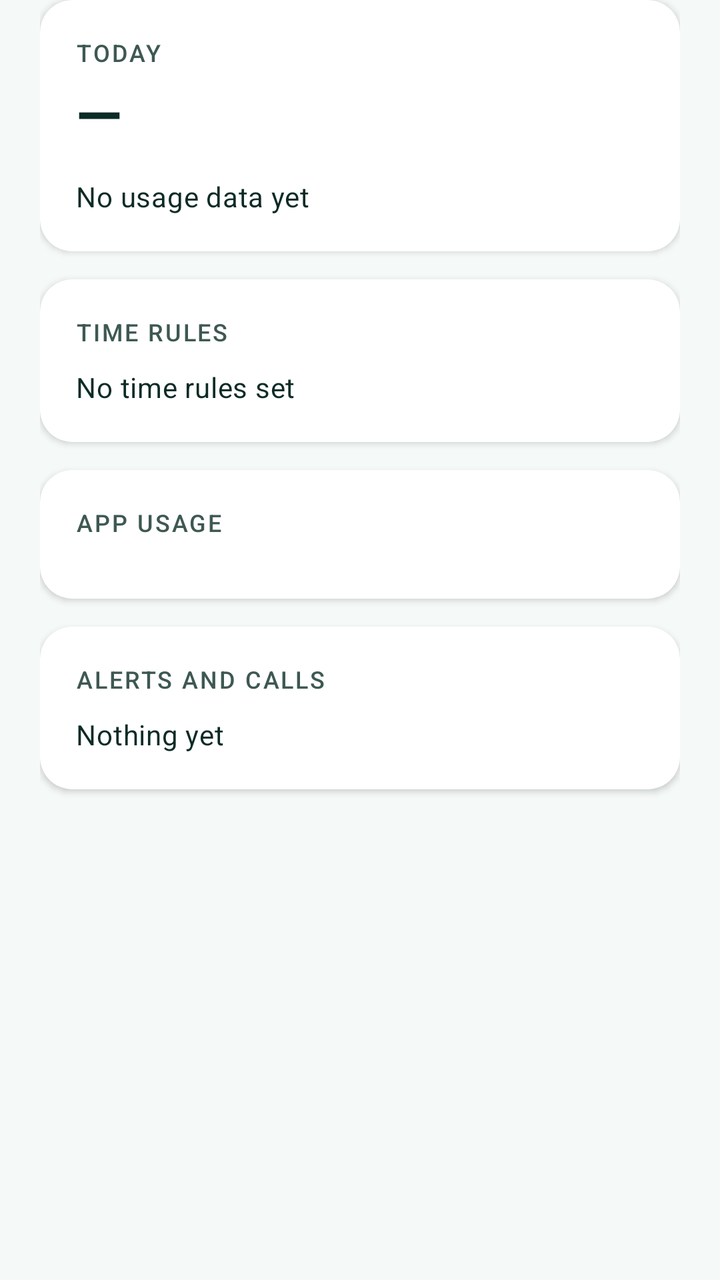
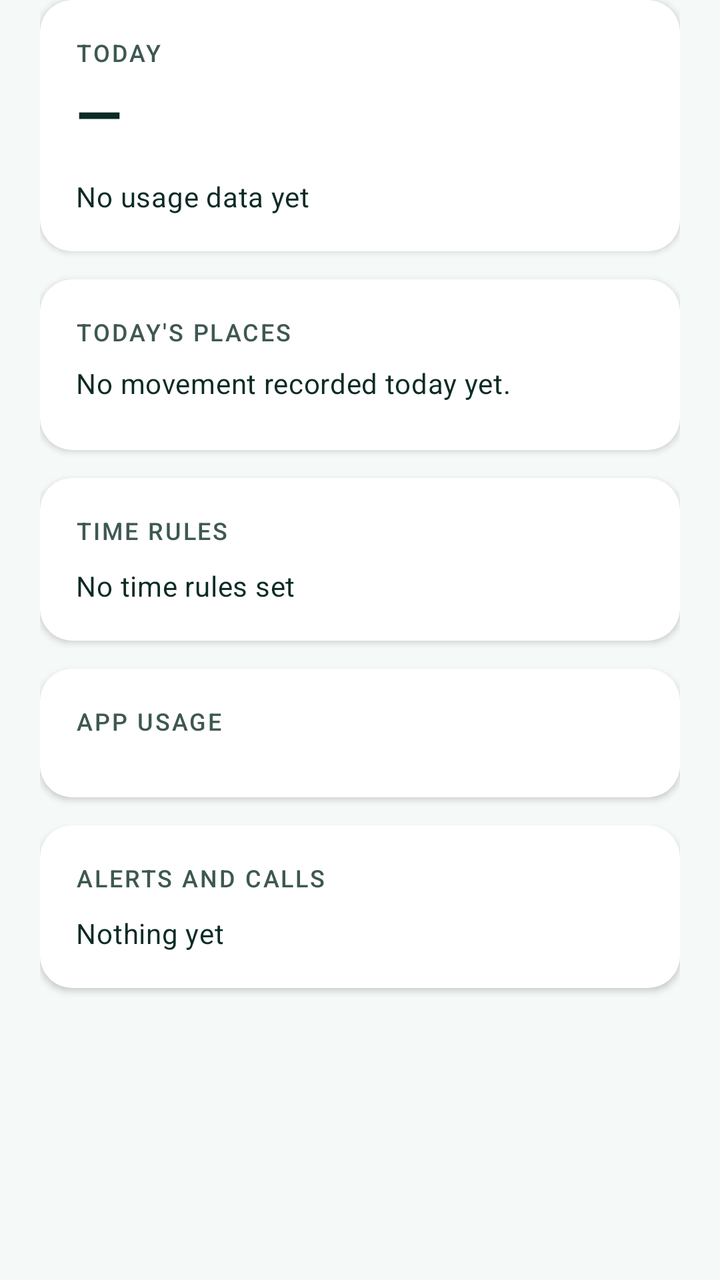

Two renders of the same Android screen: before a commit and after it. Below are the layout's source before the change and the commit's diff.
<!-- AndroidManifest.xml: application theme Theme.FamilyGuardian -->
<!-- res/layout/fragment_activity_tab.xml -->
<?xml version="1.0" encoding="utf-8"?>
<ScrollView xmlns:android="http://schemas.android.com/apk/res/android"
    android:layout_width="match_parent" android:layout_height="match_parent"
    android:clipToPadding="false"
    android:paddingStart="20dp" android:paddingEnd="20dp" android:paddingBottom="20dp">
    <LinearLayout android:layout_width="match_parent" android:layout_height="wrap_content"
        android:orientation="vertical">

        <androidx.cardview.widget.CardView style="@style/Card.Guardian"
            android:layout_width="match_parent" android:layout_height="wrap_content">
            <LinearLayout android:layout_width="match_parent" android:layout_height="wrap_content"
                android:orientation="vertical" android:padding="18dp">
                <TextView style="@style/Text.SectionLabel" android:layout_width="wrap_content"
                    android:layout_height="wrap_content" android:text="Today" />
                <TextView android:id="@+id/tvTotal" style="@style/Text.Metric"
                    android:layout_width="wrap_content" android:layout_height="wrap_content"
                    android:text="—" android:paddingTop="2dp" />
                <TextView android:id="@+id/tvBreakdown" style="@style/Text.Body"
                    android:layout_width="match_parent" android:layout_height="wrap_content"
                    android:textSize="14sp" android:paddingTop="12dp"
                    android:text="No usage data yet" />
            </LinearLayout>
        </androidx.cardview.widget.CardView>

        <androidx.cardview.widget.CardView style="@style/Card.Guardian"
            android:layout_width="match_parent" android:layout_height="wrap_content">
            <LinearLayout android:layout_width="match_parent" android:layout_height="wrap_content"
                android:orientation="vertical" android:padding="18dp">
                <TextView style="@style/Text.SectionLabel" android:layout_width="wrap_content"
                    android:layout_height="wrap_content" android:text="Time rules" />
                <TextView android:id="@+id/tvSchedules" style="@style/Text.Body"
                    android:layout_width="match_parent" android:layout_height="wrap_content"
                    android:textSize="14sp" android:paddingTop="10dp"
                    android:text="No time rules set" />
            </LinearLayout>
        </androidx.cardview.widget.CardView>

        <androidx.cardview.widget.CardView style="@style/Card.Guardian"
            android:layout_width="match_parent" android:layout_height="wrap_content">
            <LinearLayout android:layout_width="match_parent" android:layout_height="wrap_content"
                android:orientation="vertical" android:padding="18dp">
                <TextView style="@style/Text.SectionLabel" android:layout_width="wrap_content"
                    android:layout_height="wrap_content" android:text="App usage" />
                <LinearLayout android:id="@+id/barsHost"
                    android:layout_width="match_parent" android:layout_height="wrap_content"
                    android:orientation="vertical" android:paddingTop="12dp" />
            </LinearLayout>
        </androidx.cardview.widget.CardView>

        <androidx.cardview.widget.CardView style="@style/Card.Guardian"
            android:layout_width="match_parent" android:layout_height="wrap_content">
            <LinearLayout android:layout_width="match_parent" android:layout_height="wrap_content"
                android:orientation="vertical" android:padding="18dp">
                <TextView style="@style/Text.SectionLabel" android:layout_width="wrap_content"
                    android:layout_height="wrap_content" android:text="Alerts and calls" />
                <TextView android:id="@+id/tvTimeline" style="@style/Text.Body"
                    android:layout_width="match_parent" android:layout_height="wrap_content"
                    android:textSize="14sp" android:paddingTop="10dp" android:text="Nothing yet" />
            </LinearLayout>
        </androidx.cardview.widget.CardView>
    </LinearLayout>
</ScrollView>
<!-- resources referenced by this layout -->
<resources>
  <style name="Card.Guardian" parent="Widget.Material3.CardView.Elevated">
          <item name="cardCornerRadius">16dp</item>
          <item name="cardElevation">2dp</item>
          <item name="cardBackgroundColor">@color/surface_card</item>
          <item name="android:layout_marginBottom">14dp</item>
      </style>
  <style name="Text.Body" parent="TextAppearance.Material3.BodyMedium">
          <item name="android:fontFamily">sans-serif</item>
          <item name="android:textSize">16sp</item>
          <item name="android:textColor">@color/on_surface</item>
          <item name="android:lineSpacingExtra">4sp</item>
      </style>
  <style name="Text.Metric" parent="TextAppearance.Material3.HeadlineMedium">
          <item name="android:fontFamily">sans-serif</item>
          <item name="android:textStyle">bold</item>
          <item name="android:textSize">30sp</item>
          <item name="android:textColor">@color/on_surface</item>
      </style>
  <style name="Text.SectionLabel" parent="TextAppearance.Material3.LabelSmall">
          <item name="android:fontFamily">sans-serif-medium</item>
          <item name="android:textSize">12sp</item>
          <item name="android:textColor">@color/on_surface_variant</item>
          <item name="android:letterSpacing">0.08</item>
          <item name="android:textAllCaps">true</item>
      </style>
  <color name="surface_card">#FFFFFF</color>
  <color name="on_surface">#0D2B26</color>
  <color name="on_surface_variant">#3E5852</color>
  <color name="primary">#00897B</color>
  <color name="on_primary">#FFFFFF</color>
  <color name="primary_container">#B2DFDB</color>
  <color name="on_primary_container">#002019</color>
  <color name="secondary">#F9A825</color>
  <color name="on_secondary">#3E2D00</color>
  <color name="secondary_container">#FFE082</color>
  <color name="on_secondary_container">#3E2D00</color>
  <color name="tertiary">#FB8C00</color>
  <color name="on_tertiary">#FFFFFF</color>
  <color name="error">#BA1A1A</color>
  <color name="on_error">#FFFFFF</color>
  <color name="background">#F5F9F8</color>
  <color name="outline">#6F7975</color>
  <!-- unchanged entries left out for length: 1 -->
</resources>

<!-- the commit's change to res/layout/fragment_activity_tab.xml (unified diff, before → after) -->
@@ -11,14 +11,34 @@
             <LinearLayout android:layout_width="match_parent" android:layout_height="wrap_content"
                 android:orientation="vertical" android:padding="18dp">
                 <TextView style="@style/Text.SectionLabel" android:layout_width="wrap_content"
-                    android:layout_height="wrap_content" android:text="Today" />
+                    android:layout_height="wrap_content" android:text="@string/today" />
                 <TextView android:id="@+id/tvTotal" style="@style/Text.Metric"
                     android:layout_width="wrap_content" android:layout_height="wrap_content"
                     android:text="—" android:paddingTop="2dp" />
                 <TextView android:id="@+id/tvBreakdown" style="@style/Text.Body"
                     android:layout_width="match_parent" android:layout_height="wrap_content"
                     android:textSize="14sp" android:paddingTop="12dp"
-                    android:text="No usage data yet" />
+                    android:text="@string/no_usage_yet" />
+            </LinearLayout>
+        </androidx.cardview.widget.CardView>
+
+        
+        <androidx.cardview.widget.CardView style="@style/Card.Guardian"
+            android:layout_width="match_parent" android:layout_height="wrap_content">
+            <LinearLayout android:layout_width="match_parent" android:layout_height="wrap_content"
+                android:orientation="vertical" android:padding="18dp">
+                <TextView style="@style/Text.SectionLabel" android:layout_width="wrap_content"
+                    android:layout_height="wrap_content" android:text="@string/timeline_title" />
+                <TextView android:id="@+id/tvTimelineEmpty" style="@style/Text.Body"
+                    android:layout_width="match_parent" android:layout_height="wrap_content"
+                    android:textSize="14sp" android:paddingTop="8dp" android:text="@string/timeline_empty" />
+                <LinearLayout android:id="@+id/stopsHost" android:layout_width="match_parent"
+                    android:layout_height="wrap_content" android:orientation="vertical"
+                    android:paddingTop="6dp" />
+                <Button android:id="@+id/btnRoute" style="@style/Button.Outline"
+                    android:layout_width="match_parent" android:layout_height="wrap_content"
+                    android:text="@string/timeline_route" android:layout_marginTop="8dp"
+                    android:visibility="gone" />
             </LinearLayout>
         </androidx.cardview.widget.CardView>
 
@@ -27,11 +47,11 @@
             <LinearLayout android:layout_width="match_parent" android:layout_height="wrap_content"
                 android:orientation="vertical" android:padding="18dp">
                 <TextView style="@style/Text.SectionLabel" android:layout_width="wrap_content"
-                    android:layout_height="wrap_content" android:text="Time rules" />
+                    android:layout_height="wrap_content" android:text="@string/time_rules" />
                 <TextView android:id="@+id/tvSchedules" style="@style/Text.Body"
                     android:layout_width="match_parent" android:layout_height="wrap_content"
                     android:textSize="14sp" android:paddingTop="10dp"
-                    android:text="No time rules set" />
+                    android:text="@string/no_time_rules" />
             </LinearLayout>
         </androidx.cardview.widget.CardView>
 
@@ -40,7 +60,7 @@
             <LinearLayout android:layout_width="match_parent" android:layout_height="wrap_content"
                 android:orientation="vertical" android:padding="18dp">
                 <TextView style="@style/Text.SectionLabel" android:layout_width="wrap_content"
-                    android:layout_height="wrap_content" android:text="App usage" />
+                    android:layout_height="wrap_content" android:text="@string/app_usage" />
                 <LinearLayout android:id="@+id/barsHost"
                     android:layout_width="match_parent" android:layout_height="wrap_content"
                     android:orientation="vertical" android:paddingTop="12dp" />
@@ -52,10 +72,10 @@
             <LinearLayout android:layout_width="match_parent" android:layout_height="wrap_content"
                 android:orientation="vertical" android:padding="18dp">
                 <TextView style="@style/Text.SectionLabel" android:layout_width="wrap_content"
-                    android:layout_height="wrap_content" android:text="Alerts and calls" />
+                    android:layout_height="wrap_content" android:text="@string/alerts_and_calls" />
                 <TextView android:id="@+id/tvTimeline" style="@style/Text.Body"
                     android:layout_width="match_parent" android:layout_height="wrap_content"
-                    android:textSize="14sp" android:paddingTop="10dp" android:text="Nothing yet" />
+                    android:textSize="14sp" android:paddingTop="10dp" android:text="@string/nothing_yet" />
             </LinearLayout>
         </androidx.cardview.widget.CardView>
     </LinearLayout>
<!-- resource entries referenced after the edit -->
@@ -1,5 +1,25 @@
 <!-- resources referenced by this layout -->
 <resources>
+  <string name="alerts_and_calls">Alerts and calls</string>
+  <string name="app_usage">App usage</string>
+  <string name="no_time_rules">No time rules set</string>
+  <string name="no_usage_yet">No usage data yet</string>
+  <string name="nothing_yet">Nothing yet</string>
+  <string name="time_rules">Time rules</string>
+  <string name="timeline_empty">No movement recorded today yet.</string>
+  <string name="timeline_route">Show the route on the map</string>
+  <string name="timeline_title">Today\'s places</string>
+  <string name="today">Today</string>
+  <style name="Button.Outline" parent="Widget.Material3.Button.OutlinedButton">
+          <item name="android:fontFamily">sans-serif-medium</item>
+          <item name="android:textColor">@color/primary</item>
+          <item name="strokeColor">@color/primary</item>
+          <item name="cornerRadius">24dp</item>
+          <item name="android:minHeight">52dp</item>
+          <item name="android:textSize">15sp</item>
+          <item name="android:textAllCaps">false</item>
+          <item name="iconTint">@color/primary</item>
+      </style>
   <style name="Card.Guardian" parent="Widget.Material3.CardView.Elevated">
           <item name="cardCornerRadius">16dp</item>
           <item name="cardElevation">2dp</item>
